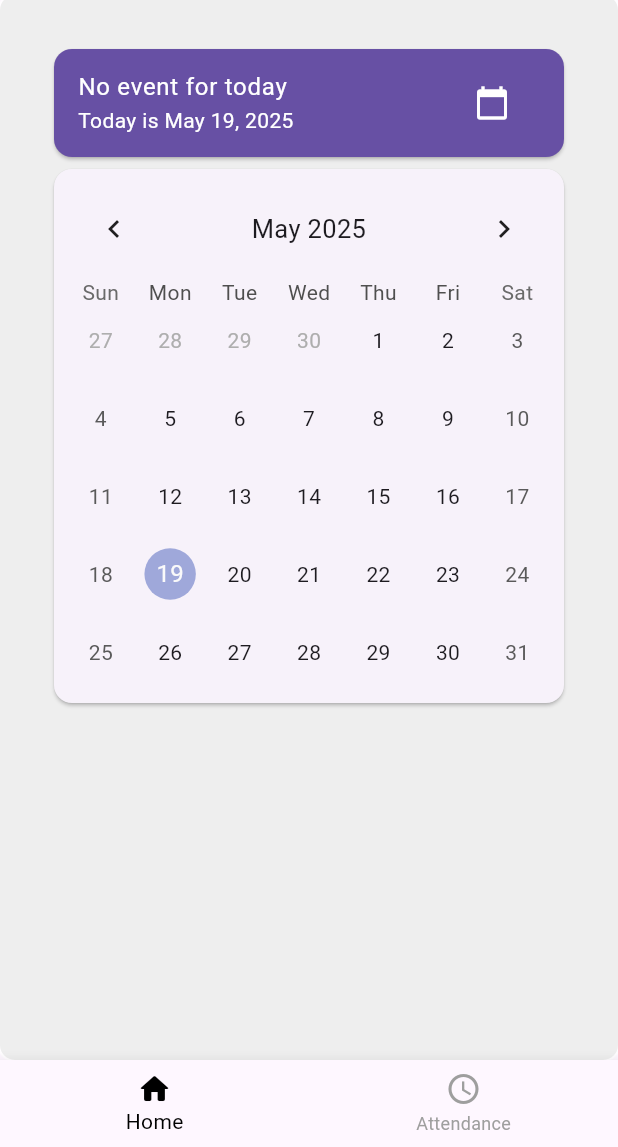
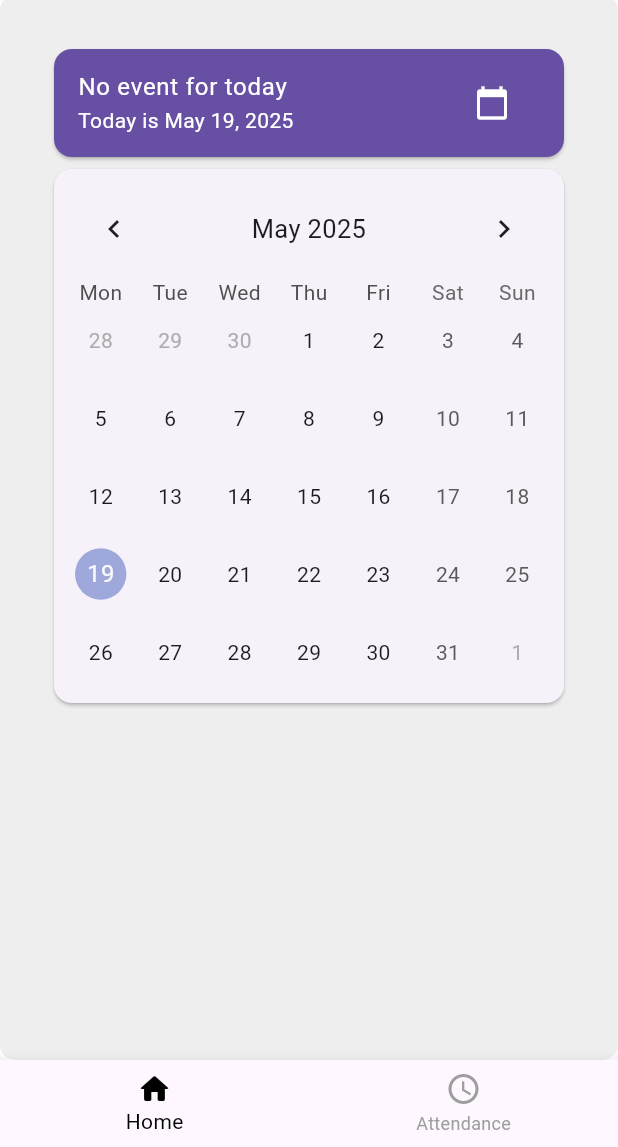
Before and after one commit to hamburnyog/racconnect, a Flutter app: the MainScreen screen opened directly, on a phone screen of 412 x 824 dp, the part 89-1236 px from its top. Run offline on Flutter 3.47's test engine with Material 3 defaults, Android fonts, the phone set to English and light mode, and no system bars; drawn by our look-alikes of table_calendar; our stand-ins replace connectivity_plus, flutter_bloc, flutter_svg, hydrated_bloc, lottie, pocketbase and 1 more; accounts and stored records are empty; project files that could hold a hidden picture were left out.

```diff
--- /dev/null
+++ b/devtools_options.yaml
@@ -0,0 +1,3 @@
+description: This file stores settings for Dart & Flutter DevTools.
+documentation: https://docs.flutter.dev/tools/devtools/extensions#configure-extension-enablement-states
+extensions:
--- a/lib/data/repositories/auth_repository.dart
+++ b/lib/data/repositories/auth_repository.dart
@@ -76,7 +76,6 @@ class AuthRepository {
       await pb.collection('users').requestVerification(email);
     } catch (e) {
       rethrow;
-      // throw e.toString();
     }
   }
 }
--- a/lib/presentation/pages/home_page.dart
+++ b/lib/presentation/pages/home_page.dart
@@ -19,6 +19,10 @@ class _HomePageState extends State<HomePage> {
     return Padding(
       padding: const EdgeInsets.all(16),
       child: Column(
+        children: [
+          Expanded(
+            child: ListView(
+              shrinkWrap: true,
               children: [
                 Card(
                   color: Theme.of(context).primaryColor,
@@ -51,8 +55,7 @@ class _HomePageState extends State<HomePage> {
                         formatButtonVisible: false,
                         titleCentered: true,
                       ),
-                // holidayPredicate: ,
-                // rowHeight: 80,
+                      startingDayOfWeek: StartingDayOfWeek.monday,
                       availableGestures: AvailableGestures.none,
                       firstDay: now.subtract(const Duration(days: 365)),
                       lastDay: now.add(const Duration(days: 365)),
@@ -76,6 +79,9 @@ class _HomePageState extends State<HomePage> {
                 ),
               ],
             ),
+          ),
+        ],
+      ),
     );
   }
 }
--- a/lib/presentation/screens/main_screen.dart
+++ b/lib/presentation/screens/main_screen.dart
@@ -28,6 +28,7 @@ class _MainScreenState extends State<MainScreen> {
       appBar:
           !isLargeScreen
               ? AppBar(
+                surfaceTintColor: Colors.transparent,
                 title: Row(
                   mainAxisAlignment: MainAxisAlignment.center,
                   children: [
```
Also changed, not shown: lib/logic/cubit/auth_cubit.dart (+8 -8 lines), lib/logic/cubit/section_cubit.dart (+12 -6 lines), lib/main.dart (+6 -1 lines), lib/presentation/pages/section_page.dart (+6 -6 lines). Lines whose indentation alone changed are shown as unchanged.
